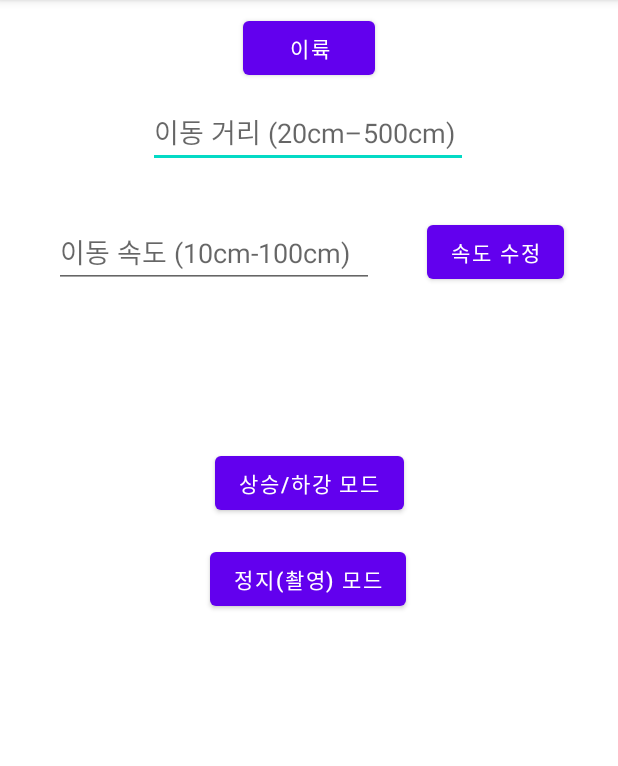
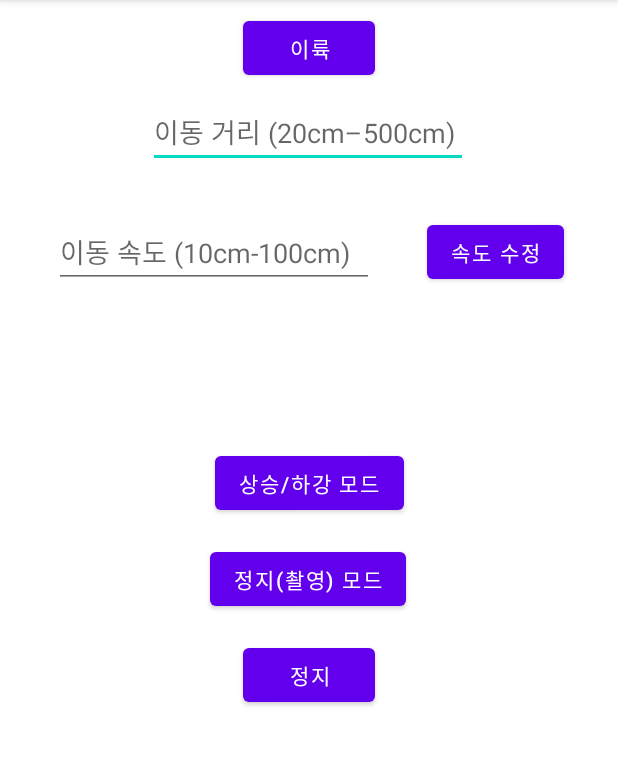
Before and after one commit to Aftermoon-dev/Tello-Controller, an Android app: the screen it shows after launch (MainActivity), on a phone screen of 412 x 824 dp, the part 84-850 px from its top. Run offline under Robolectric (Android 15) with nearby library versions, the phone set to English and light mode, and no system bars; libraries missing offline, so code that uses them is left out: com.gun0912.tedpermission; 4 statements that could not run were skipped.

Commit message:
Added Force Stop / Stream On Command

```diff
--- a/Android/app/src/main/java/dev/aftermoon/tellocontroller/network/APICall.kt
+++ b/Android/app/src/main/java/dev/aftermoon/tellocontroller/network/APICall.kt
@@ -56,6 +56,12 @@ interface APICall {
         @Query("speed") speed: Int
     ): Call<BaseResponse>
 
+    @GET("streamon")
+    fun streamon(): Call<BaseResponse>
+
+    @GET("streamoff")
+    fun streamoff(): Call<BaseResponse>
+
     @GET("capture")
     fun capture(): Call<BaseResponse>
 
@@ -64,7 +70,9 @@ interface APICall {
     fun getcapture(): Call<ResponseBody>
 
     @GET("stop")
-    fun stop(): Call<BaseResponse>
+    fun stop(
+        @Query("force") force: Int
+    ): Call<BaseResponse>
 
     @GET("emergency")
     fun emergency(): Call<BaseResponse>
--- a/Android/app/src/main/res/layout/activity_main.xml
+++ b/Android/app/src/main/res/layout/activity_main.xml
@@ -123,4 +123,14 @@
         app:layout_constraintStart_toStartOf="parent"
         app:layout_constraintTop_toBottomOf="@+id/btn_stopmode" />
 
+    <Button
+        android:id="@+id/btn_forcestop"
+        android:layout_width="wrap_content"
+        android:layout_height="wrap_content"
+        android:layout_marginTop="16dp"
+        android:text="@string/btn_forcestop"
+        app:layout_constraintEnd_toEndOf="parent"
+        app:layout_constraintStart_toStartOf="parent"
+        app:layout_constraintTop_toBottomOf="@+id/btn_capture" />
+
 </androidx.constraintlayout.widget.ConstraintLayout>
--- a/Android/app/src/main/res/values/strings.xml
+++ b/Android/app/src/main/res/values/strings.xml
@@ -10,6 +10,7 @@
     <string name="btn_stop">정지(촬영) 모드</string>
     <string name="btn_stop_unlock">정지(촬영) 모드 해제</string>
     <string name="btn_capture">촬영하기</string>
+    <string name="btn_forcestop">정지</string>
 
     <string name="et_distance">이동 거리 (20cm–500cm)</string>
     <string name="et_speed">이동 속도 (10cm-100cm)</string>
```
Also changed, not shown: Android/app/src/main/java/dev/aftermoon/tellocontroller/MainActivity.kt (+52 -13 lines), 1 other file.
